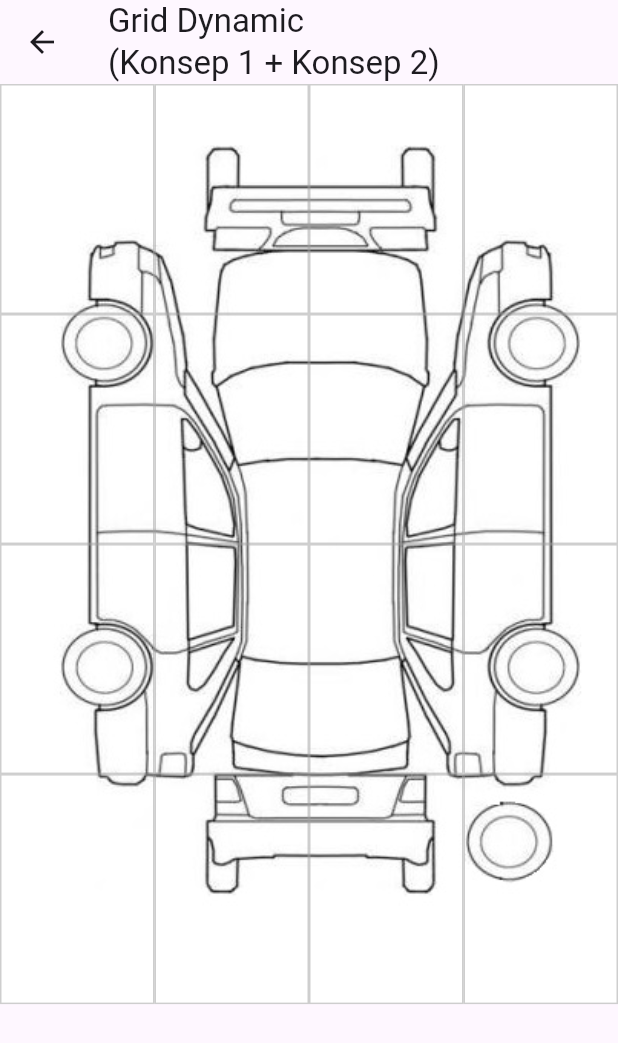
After one commit to rsyd29/inspection_grid, a Flutter app: the screen it shows after launch, after a tap on an icon or button, on a phone screen of 412 x 824 dp. The commit adds this screen. Shown: the top 1043 px of the screen. Run offline on Flutter 3.47's test engine with Material 3 defaults, Android fonts, the phone set to English and light mode, and no system bars; our stand-ins replace flutter_secure_storage, image_picker, photo_view; missing offline and left inert: multi_image_picker_view.

Commit message:
Create logic for UI for dynamic inspection with grid with dynamic coordinate damages on for each grid

```diff
--- a/lib/main.dart
+++ b/lib/main.dart
@@ -1,6 +1,8 @@
 import 'package:flutter/material.dart';
+import 'package:inspection_grid/pages/concept_1n2_with_dynamic_damage_pages/dynamic_inspection_with_grid_dynamic.dart';
 import 'package:inspection_grid/pages/concept_3_pages/dynamic_inspection_with_concept_3.dart';
-import 'package:inspection_grid/pages/dynamic_inspection_with_grid.dart';
+
+import 'pages/concept_1n2_pages/dynamic_inspection_with_grid.dart';
 
 void main() {
   runApp(const MyApp());
@@ -95,6 +97,32 @@ class MyApp extends StatelessWidget {
                       context,
                       MaterialPageRoute(
                         builder: (context) =>
+                            const DynamicInspectionWithGridDynamic(
+                          title: 'Grid Dynamic\n(Konsep 1 + Konsep 2)',
+                        ),
+                      ),
+                    );
+                  },
+                  child: Text(
+                    'Grid Dynamic\n(Konsep 1 + Konsep 2)',
+                    textAlign: TextAlign.center,
+                  ),
+                ),
+                SizedBox(
+                  height: 8,
+                ),
+                ElevatedButton(
+                  style: ElevatedButton.styleFrom(
+                    padding: EdgeInsets.symmetric(
+                      horizontal: 16.0,
+                      vertical: 8.0,
+                    ),
+                  ),
+                  onPressed: () {
+                    Navigator.push(
+                      context,
+                      MaterialPageRoute(
+                        builder: (context) =>
                             const DynamicInspectionWithConcept3(
                           title: 'Thumbnail\n(Konsep 3)',
                         ),
--- a/lib/pages/dynamic_inspection_with_grid.dart
+++ b/lib/pages/concept_1n2_pages/dynamic_inspection_with_grid.dart
@@ -3,10 +3,10 @@ import 'dart:convert';
 
 import 'package:flutter/material.dart';
 import 'package:flutter_secure_storage/flutter_secure_storage.dart';
-import 'package:inspection_grid/pages/show_dialog_question.dart';
 import 'package:inspection_grid/services/secure_storage_service.dart';
 
 import 'show_dialog_image.dart';
+import 'show_dialog_question.dart';
 
 class DynamicInspectionWithGrid extends StatefulWidget {
   const DynamicInspectionWithGrid({
--- a/lib/pages/show_dialog_image.dart
+++ b/lib/pages/concept_1n2_pages/show_dialog_image.dart
@@ -4,7 +4,7 @@ import 'package:flutter/material.dart';
 import 'package:photo_view/photo_view.dart';
 import 'package:photo_view/photo_view_gallery.dart';
 
-import 'full_screen_image_widget.dart';
+import '../full_screen_image_widget.dart';
 
 class CarouselDialogContent extends StatelessWidget {
   const CarouselDialogContent({
--- /dev/null
+++ b/lib/pages/concept_1n2_with_dynamic_damage_pages/dynamic_inspection_with_grid_dynamic.dart
@@ -0,0 +1,132 @@
+import 'dart:async';
+import 'dart:convert';
+
+import 'package:flutter/material.dart';
+
+import '../../generated/assets.dart';
+
+class DynamicInspectionWithGridDynamic extends StatefulWidget {
+  const DynamicInspectionWithGridDynamic({
+    super.key,
+    required this.title,
+  });
+  final String title;
+
+  @override
+  State<DynamicInspectionWithGridDynamic> createState() =>
+      _DynamicInspectionWithGridDynamicState();
+}
+
+class _DynamicInspectionWithGridDynamicState
+    extends State<DynamicInspectionWithGridDynamic> {
+  // Daftar komponen dengan key sebagai index
+  final List<int> listComponent = List.generate(16, (index) => index);
+
+  // Fungsi untuk mendapatkan koordinat dari tap
+  void _onTapDown(TapDownDetails details, int componentIndex) {
+    final Offset position = details.localPosition;
+    print(
+        'Komponen $componentIndex, Koordinat: (${position.dx}, ${position.dy})');
+  }
+
+  @override
+  Widget build(BuildContext context) {
+    return FutureBuilder(
+      future: getJson(),
+      builder: (context, snapshot) {
+        if (!snapshot.hasData) {
+          return Center(
+            child: CircularProgressIndicator(), // Centered loading indicator
+          );
+        }
+        final data = snapshot.data;
+
+        if (data == null) {
+          return Text(
+            'No Data Available',
+            style: TextStyle(color: Colors.black),
+          ); // Styled text
+        }
+
+        return Scaffold(
+          appBar: AppBar(
+            title: Text(widget.title),
+          ),
+          body: Center(
+            child: FutureBuilder(
+              future: _getImageSize(data['image']),
+              builder: (context, snapshot) {
+                if (!snapshot.hasData) {
+                  return CircularProgressIndicator(); // Tampilkan loading jika ukuran gambar belum didapat
+                }
+
+                Size imageSize = snapshot.data!;
+                double aspectRatio = imageSize.width / imageSize.height;
+
+                return LayoutBuilder(
+                  builder: (context, constraints) {
+                    double imageWidth = constraints.maxWidth;
+                    double imageHeight = imageWidth / aspectRatio;
+
+                    return Stack(
+                      children: [
+                        Image.asset(
+                          data['image'],
+                          width: imageWidth,
+                          height: imageHeight,
+                          fit: BoxFit.cover,
+                        ),
+                        GridView.builder(
+                          physics: NeverScrollableScrollPhysics(),
+                          gridDelegate:
+                              SliverGridDelegateWithFixedCrossAxisCount(
+                            crossAxisCount: 4,
+                            childAspectRatio: aspectRatio,
+                          ),
+                          itemCount: listComponent.length,
+                          itemBuilder: (context, index) {
+                            return GestureDetector(
+                              onTapDown: (TapDownDetails details) =>
+                                  _onTapDown(details, index),
+                              child: Container(
+                                decoration: BoxDecoration(
+                                  border: Border.all(
+                                    color: Colors.grey.withOpacity(0.5),
+                                  ),
+                                  color: Colors.transparent,
+                                ),
+                              ),
+                            );
+                          },
+                        ),
+                      ],
+                    );
+                  },
+                );
+              },
+            ),
+          ),
+        );
+      },
+    );
+  }
+
+  Future<Map<String, dynamic>> getJson() async {
+    final result = await DefaultAssetBundle.of(context)
+        .loadString(Assets.jsonInspectionCar);
+    return jsonDecode(result);
+  }
+
+  // Fungsi untuk mendapatkan ukuran asli gambar
+  Future<Size> _getImageSize(String assetPath) async {
+    Image image = Image.asset(assetPath);
+    Completer<Size> completer = Completer();
+    image.image.resolve(ImageConfiguration()).addListener(
+      ImageStreamListener((ImageInfo info, bool _) {
+        completer.complete(
+            Size(info.image.width.toDouble(), info.image.height.toDouble()));
+      }),
+    );
+    return completer.future;
+  }
+}
```
Also changed, not shown: lib/pages/concept_1n2_pages/show_dialog_question.dart (renamed from lib/pages/show_dialog_question.dart, +4 -4 lines), lib/pages/concept_1n2_pages/dynamic_inspection_with_row_column.dart (renamed from lib/pages/dynamic_inspection_with_row_column.dart).
